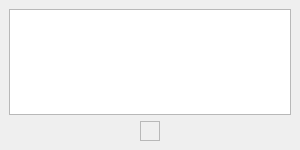
Before: the Qt Designer form src/gui-qt/metasprite/metasprite/palettesdock.ui in undisbeliever/untech-editor, drawn with Qt 5.
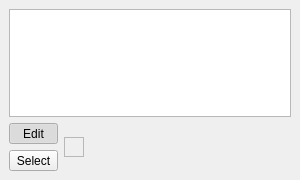
After: the same form once the commit is applied.

Commit message: gui-ms: edit MetaSprite tiles

The edit to the form file:
```diff
--- a/src/gui-qt/metasprite/metasprite/palettesdock.ui
+++ b/src/gui-qt/metasprite/metasprite/palettesdock.ui
@@ -7,7 +7,7 @@
     <x>0</x>
     <y>0</y>
     <width>300</width>
-    <height>150</height>
+    <height>180</height>
    </rect>
   </property>
   <property name="sizePolicy">
@@ -50,7 +50,55 @@
      </widget>
     </item>
     <item>
-     <layout class="QHBoxLayout" name="horizontalLayout">
+     <layout class="QHBoxLayout" name="horizontalLayout" stretch="0,0,1">
+      <property name="sizeConstraint">
+       <enum>QLayout::SetFixedSize</enum>
+      </property>
+      <item>
+       <layout class="QVBoxLayout" name="toolButtonsLayout">
+        <item>
+         <widget class="QToolButton" name="editColorButton">
+          <property name="sizePolicy">
+           <sizepolicy hsizetype="MinimumExpanding" vsizetype="Fixed">
+            <horstretch>0</horstretch>
+            <verstretch>0</verstretch>
+           </sizepolicy>
+          </property>
+          <property name="text">
+           <string>Edit</string>
+          </property>
+          <property name="checkable">
+           <bool>true</bool>
+          </property>
+          <property name="checked">
+           <bool>true</bool>
+          </property>
+          <property name="autoExclusive">
+           <bool>true</bool>
+          </property>
+         </widget>
+        </item>
+        <item>
+         <widget class="QToolButton" name="selectColorButton">
+          <property name="sizePolicy">
+           <sizepolicy hsizetype="MinimumExpanding" vsizetype="Fixed">
+            <horstretch>0</horstretch>
+            <verstretch>0</verstretch>
+           </sizepolicy>
+          </property>
+          <property name="text">
+           <string>Select</string>
+          </property>
+          <property name="checkable">
+           <bool>true</bool>
+          </property>
+          <property name="autoExclusive">
+           <bool>true</bool>
+          </property>
+         </widget>
+        </item>
+       </layout>
+      </item>
       <item>
        <widget class="QFrame" name="selectedPalette">
         <property name="frameShape">
@@ -69,6 +117,19 @@
         </layout>
        </widget>
       </item>
+      <item>
+       <spacer name="horizontalSpacer">
+        <property name="orientation">
+         <enum>Qt::Horizontal</enum>
+        </property>
+        <property name="sizeHint" stdset="0">
+         <size>
+          <width>0</width>
+          <height>0</height>
+         </size>
+        </property>
+       </spacer>
+      </item>
      </layout>
     </item>
    </layout>
```
The commit also changes 18 other files.
